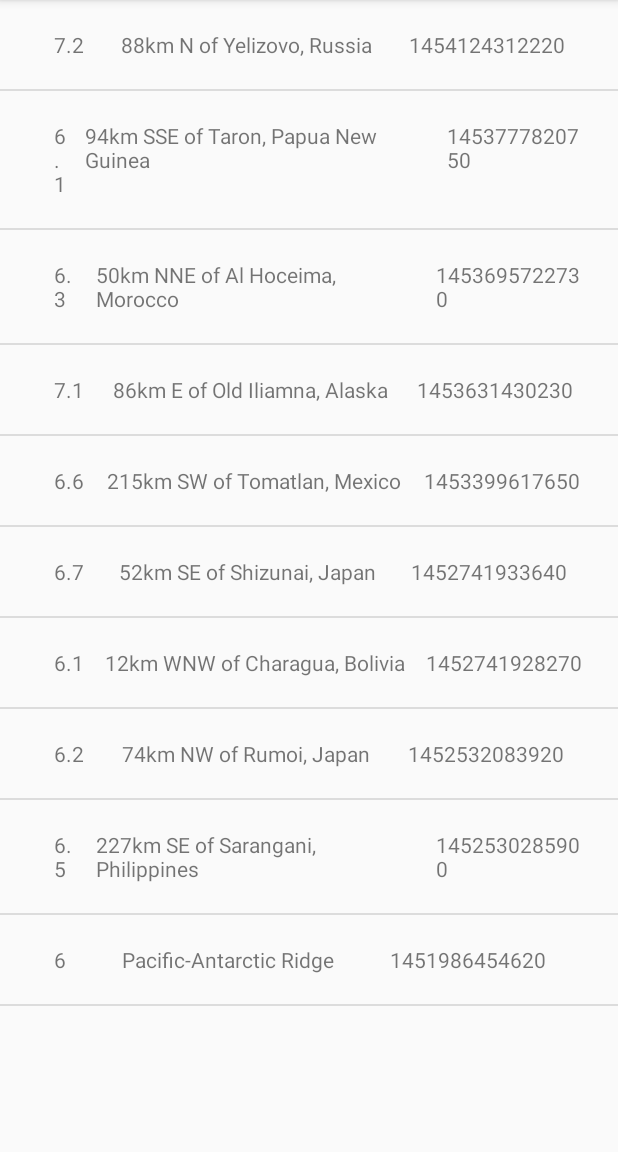
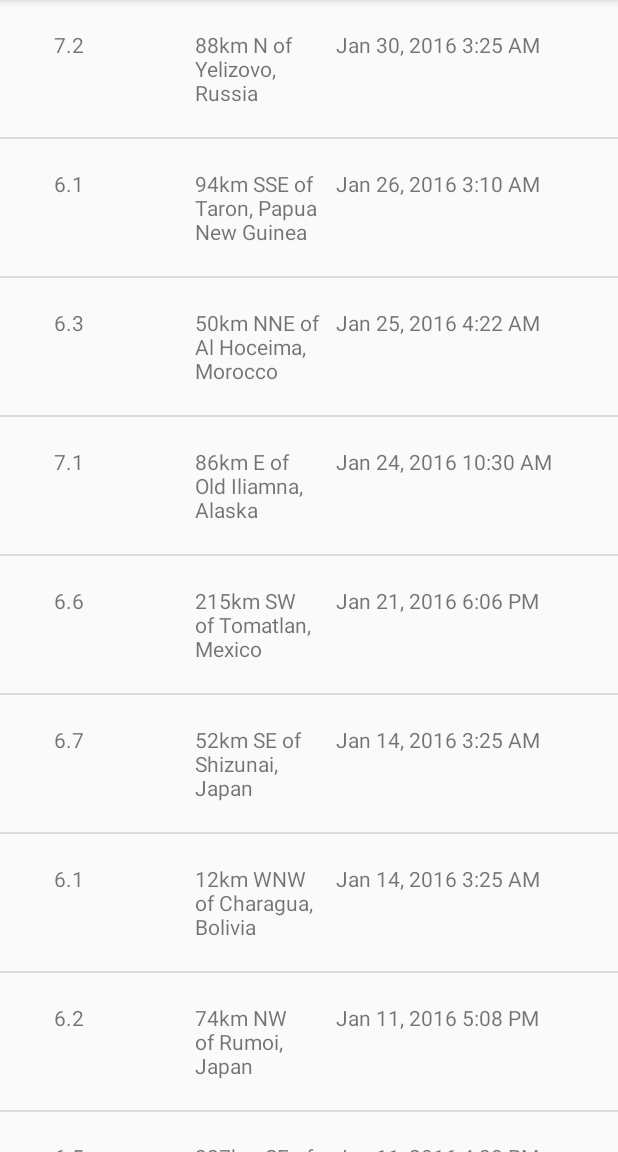
Before and after one commit to frannkenstein/Quake-Report, an Android app: the screen it shows after launch (EarthQuakeActivity), on a phone screen of 412 x 824 dp, the part 84-1236 px from its top. Run offline under Robolectric (Android 15) with nearby library versions, the phone set to English and light mode, and no system bars.

Commit message:
Changing the date into proper date and time and changing the Earthquake.java to give time as long and also changing layout_Earthquake for showing 4 parameters in app.

```diff
--- a/app/src/main/java/com/example/martian/quakereport/EarthQuakeAdapter.java
+++ b/app/src/main/java/com/example/martian/quakereport/EarthQuakeAdapter.java
@@ -7,7 +7,9 @@ import android.view.ViewGroup;
 import android.widget.ArrayAdapter;
 import android.widget.TextView;
 
+import java.text.SimpleDateFormat;
 import java.util.ArrayList;
+import java.util.Date;
 
 /**
  * Created by martian on 16/1/17.
@@ -35,9 +37,29 @@ public class EarthQuakeAdapter extends ArrayAdapter {
         TextView placeView=(TextView)listItemView.findViewById(R.id.place);
         placeView.setText(currentEarthquake.getmPlace());
 
+        //Creating Formatted Date
+        /*TextView dateView=(TextView)listItemView.findViewById(R.id.date);
+        dateView.setText(currentEarthquake.getmDate());
+        */
+
+        Date dateObject = new Date(currentEarthquake.getTimeInMilliseconds());
         TextView dateView=(TextView)listItemView.findViewById(R.id.date);
-        dateView.setText(currentEarthquake.getmDate());
+        String formattedDate = formatDate(dateObject);
+        dateView.setText(formattedDate);
+
+        TextView timeTextView=(TextView)listItemView.findViewById(R.id.time);
+        String formattedTime=formatTime(dateObject);
+        timeTextView.setText(formattedTime);
+
 
         return  listItemView;
     }
+    private String formatDate(Date dateObject) {
+        SimpleDateFormat dateFormat = new SimpleDateFormat("LLL dd, yyyy");
+        return dateFormat.format(dateObject);
+    }
+    private String formatTime(Date dateObject) {
+        SimpleDateFormat timeFormat = new SimpleDateFormat("h:mm a");
+        return timeFormat.format(dateObject);
+    }
 }
--- a/app/src/main/java/com/example/martian/quakereport/Earthquake.java
+++ b/app/src/main/java/com/example/martian/quakereport/Earthquake.java
@@ -7,13 +7,14 @@ import java.util.StringTokenizer;
  */
 
 public class Earthquake {
-    private String mPlace ,mDate,mMagnitude;
+    private String mPlace ,mMagnitude;
+    private long mtime;
 
-    public Earthquake(String defaultMagnitude,String defaultPlace,String defaultDate){
+    public Earthquake(String defaultMagnitude,String defaultPlace,long timeInMilliseconds){
         mMagnitude=defaultMagnitude;
 
         mPlace=defaultPlace;
-        mDate=defaultDate;
+        mtime=timeInMilliseconds;
     }
 
     public String getmMagnitude(){
@@ -24,7 +25,8 @@ public class Earthquake {
         return mPlace;
     }
 
-    public String getmDate(){
-        return mDate;
+    public long getTimeInMilliseconds() {
+        return mtime;
     }
+
 }
--- a/app/src/main/java/com/example/martian/quakereport/QueryUtils.java
+++ b/app/src/main/java/com/example/martian/quakereport/QueryUtils.java
@@ -55,11 +55,14 @@ public final class QueryUtils {
             JSONArray earthquakeArray=baseJsonResponse.getJSONArray("features");
 
             for (int i=0;i<earthquakeArray.length();i++){
+
                 JSONObject currentEarthQuake=earthquakeArray.getJSONObject(i);
                 JSONObject properties=currentEarthQuake.getJSONObject("properties");
                 String magnitude=properties.getString("mag");
                 String location=properties.getString("place");
-                String time=properties.getString("time");
+
+                long time=properties.getLong("time");
+                //String time=properties.getString("mtime");
 
                 //New Earthquake object
                 Earthquake earthquake=new Earthquake(magnitude,location,time);
--- a/app/src/main/res/layout/layout_earthquake.xml
+++ b/app/src/main/res/layout/layout_earthquake.xml
@@ -7,20 +7,26 @@
 <TextView
     android:layout_marginLeft="16dp"
     android:id="@+id/magnitude"
-    android:layout_width="wrap_content"
+    android:layout_width="0dp"
     android:layout_height="wrap_content"
     android:layout_weight="1"/>
     <TextView
         android:layout_marginLeft="10dp"
         android:id="@+id/place"
-        android:layout_width="wrap_content"
+        android:layout_width="0dp"
         android:layout_height="wrap_content"
         android:layout_weight="1"/>
     <TextView
         android:layout_marginLeft="10dp"
         android:id="@+id/date"
-        android:layout_width="wrap_content"
+        android:layout_width="0dp"
         android:layout_height="wrap_content"
         android:layout_weight="1"/>
+    <TextView
+        android:id="@+id/time"
+        android:layout_width="0dp"
+        android:layout_height="wrap_content"
+        android:layout_weight="1"
+         />
 
 </LinearLayout>
```
